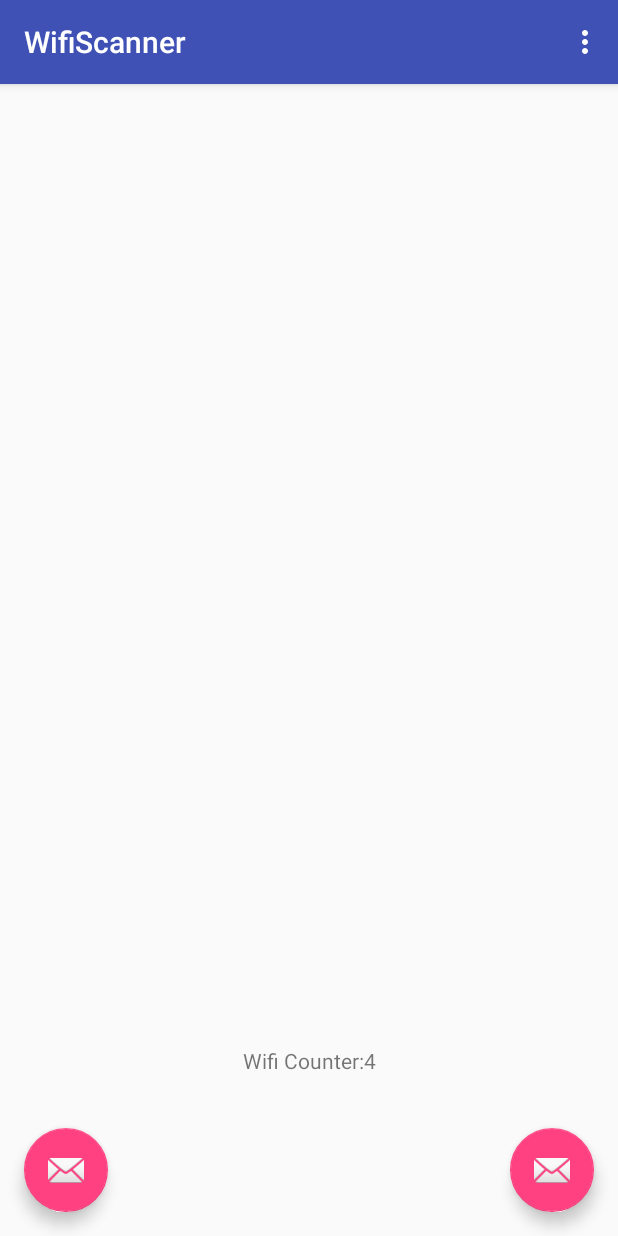
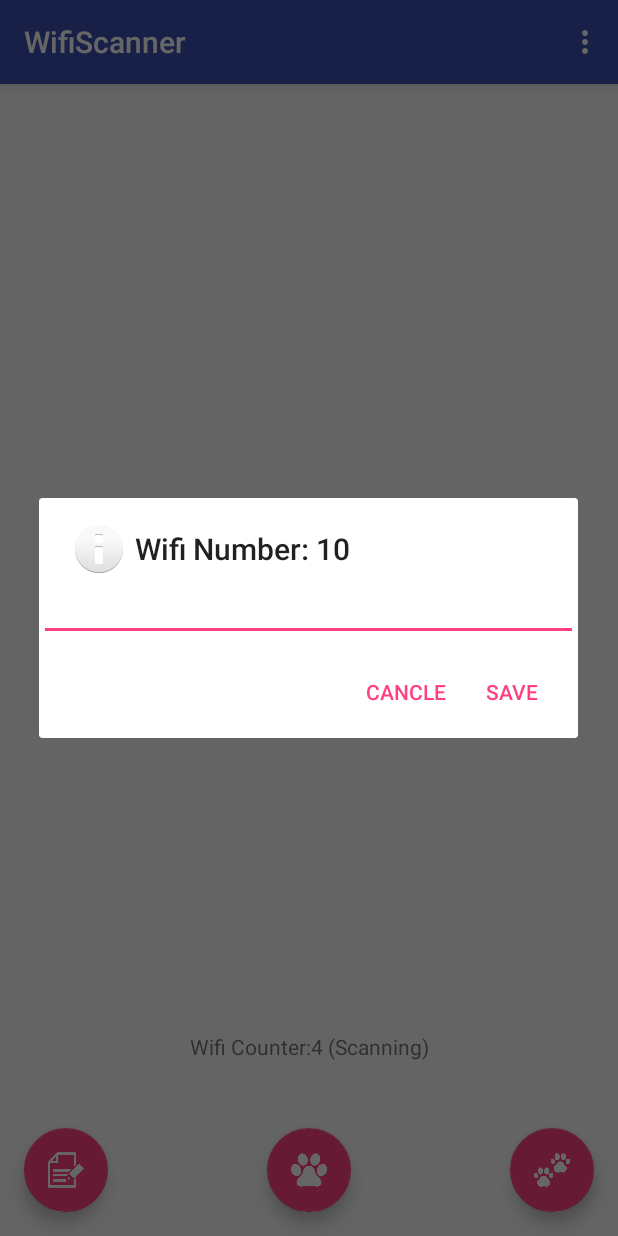
Before and after one commit to whitezhang/wifiScanner, an Android app: the screen it shows after launch (MainActivity), in the options menu, after a tap on "Settings", on a phone screen of 412 x 824 dp. Run offline under Robolectric (Android 15) with nearby library versions, the phone set to English and light mode, and no system bars; 1 statement that could not run was skipped.

Commit message:
release 1.0

```diff
--- a/app/src/main/AndroidManifest.xml
+++ b/app/src/main/AndroidManifest.xml
@@ -11,6 +11,7 @@
         <activity
             android:name=".MainActivity"
             android:label="@string/app_name"
+            android:icon="@drawable/app_logo"
             android:theme="@style/AppTheme.NoActionBar" >
             <intent-filter>
                 <action android:name="android.intent.action.MAIN" />
--- a/app/src/main/java/com/example/wyatt/myapplication/Config.java
+++ b/app/src/main/java/com/example/wyatt/myapplication/Config.java
@@ -4,9 +4,8 @@ package com.example.wyatt.myapplication;
  * Created by wyatt on 1/10/16.
  */
 public class Config {
-    public static final int WIFINUMBER = 10;
+    public static int WIFINUMBER = 10;
     public static final int STARTSCAN = 1;
     public static final int STOPSCAN = 2;
 
-    public static final int INVALIDATE = 3;
 }
--- a/app/src/main/java/com/example/wyatt/myapplication/MainActivity.java
+++ b/app/src/main/java/com/example/wyatt/myapplication/MainActivity.java
@@ -22,6 +22,7 @@ import android.widget.TextView;
 
 import java.io.FileOutputStream;
 import java.io.IOException;
+import java.util.ArrayList;
 import java.util.Calendar;
 import java.util.List;
 
@@ -33,27 +34,39 @@ public class MainActivity extends AppCompatActivity {
     private ListView wifiListView;
     private TextView infoTextView;
 
+    private ScanResultsAdapter scanResultsAdapter;
+    private List<ScanResult> scanResult;
+
     private Thread wifiThread;
     private volatile boolean isScanning;
     private int wifiResultsCounter = 0;
+
+    private ArrayList<List<ScanResult>> wifiList;
 
     public Handler mHandler = new Handler() {
         public void handleMessage(Message msg) {
             switch (msg.what) {
                 case Config.STARTSCAN:
+                    wifiList.add(scanResult);
+
                     wifiResultsCounter++;
                     infoTextView = infoTextView == null ? (TextView) findViewById(R.id.tv_counter) : infoTextView;
-                    infoTextView.setText("Wifi Counter:" + String.valueOf(wifiResultsCounter));
-                    Log.e("Handler", String.valueOf(wifiResultsCounter));
+                    infoTextView.setText("Wifi Counter:" + String.valueOf(wifiResultsCounter) + " (Scanning)");
                     if (wifiResultsCounter == Config.WIFINUMBER) {
                         stopThread();
-                        Snackbar.make(findViewById(R.id.fab_ss).getRootView(), "Scan finished. Number of wifi:" + String.valueOf(wifiResultsCounter), Snackbar.LENGTH_LONG)
-                                .setAction("Action", null).show();
+                        infoTextView.setText("Wifi Counter:" + String.valueOf(wifiResultsCounter) + " (Finished)");
+//                        Snackbar.make(findViewById(R.id.fab_ss).getRootView(), "Scan finished. Number of wifi:" + String.valueOf(wifiResultsCounter), Snackbar.LENGTH_LONG)
+//                                .setAction("Action", null).show();
                     }
-                    flushWifiList();
+                    scanResult = wifiScanner.scanNetworks();
+                    scanResultsAdapter = new ScanResultsAdapter(MainActivity.this, scanResult);
+                    wifiListView.setAdapter(scanResultsAdapter);
                     break;
+                case Config.STOPSCAN:
+                    stopThread();
+                    infoTextView = infoTextView == null ? (TextView) findViewById(R.id.tv_counter) : infoTextView;
+                    infoTextView.setText("Wifi Counter:" + String.valueOf(wifiResultsCounter) + " (Stopped)");
                 default:
-                    Log.e("default", "default");
                     break;
             }
             super.handleMessage(msg);
@@ -63,22 +76,15 @@ public class MainActivity extends AppCompatActivity {
     public void init() {
         wifiManager = (WifiManager) this.getSystemService(Context.WIFI_SERVICE);
         wifiScanner = new NetworkScanner(wifiManager);
-        isScanning = false;
+
+        wifiList = new ArrayList<>();
     }
 
     public void stopThread() {
-        Log.e("stop", "thread");
         isScanning = false;
         if (wifiThread != null) {
             wifiThread.interrupt();
         }
-    }
-
-    public void flushWifiList() {
-        wifiListView = wifiListView == null ? (ListView) findViewById(R.id.lv_wifi) : wifiListView;
-        List<ScanResult> res = wifiScanner.scanNetworks();
-        ScanResultsAdapter adapter = new ScanResultsAdapter(MainActivity.this, res);
-        wifiListView.setAdapter(adapter);
     }
 
     @Override
@@ -110,7 +116,14 @@ public class MainActivity extends AppCompatActivity {
                                     String foutName = String.format("%s%s%s_%s", year, month, day, apName);
 
                                     FileOutputStream fout = openFileOutput(foutName, MODE_APPEND);
-                                    fout.write("dd".getBytes());
+
+                                    for(List<ScanResult> results: wifiList) {
+                                        for(ScanResult r: results) {
+                                            String info = String.format("%s;%s;%s|", r.BSSID, r.SSID, r.level);
+                                            fout.write(info.getBytes());
+                                        }
+                                        fout.write("".getBytes());
+                                    }
                                     fout.flush();
                                     fout.close();
 
@@ -125,17 +138,30 @@ public class MainActivity extends AppCompatActivity {
             }
         });
 
+        FloatingActionButton seeButton = (FloatingActionButton) findViewById(R.id.fab_see);
+        seeButton.setOnClickListener(new View.OnClickListener() {
+            @Override
+            public void onClick(View v) {
+                infoTextView = infoTextView == null ? (TextView) findViewById(R.id.tv_counter) : infoTextView;
+                scanResult = wifiScanner.scanNetworks();
+                scanResultsAdapter = new ScanResultsAdapter(MainActivity.this, scanResult);
+                wifiListView.setAdapter(scanResultsAdapter);
+            }
+        });
+
         FloatingActionButton scanButton = (FloatingActionButton) findViewById(R.id.fab_ss);
         scanButton.setOnClickListener(new View.OnClickListener() {
             @Override
             public void onClick(View view) {
                 if (isScanning) {
-                    Snackbar.make(view, "Stop scan", Snackbar.LENGTH_LONG)
-                            .setAction("Action", null).show();
-                    stopThread();
+//                    Snackbar.make(view, "Stop scan", Snackbar.LENGTH_LONG)
+//                            .setAction("Action", null).show();
+                    Message msg = new Message();
+                    msg.what = Config.STOPSCAN;
+                    mHandler.sendMessage(msg);
                 } else {
-                    Snackbar.make(view, "Start scan", Snackbar.LENGTH_LONG)
-                            .setAction("Action", null).show();
+//                    Snackbar.make(view, "Start scan", Snackbar.LENGTH_LONG)
+//                            .setAction("Action", null).show();
                     wifiResultsCounter = 0;
                     isScanning = true;
                     wifiThread = new Thread() {
@@ -160,12 +186,12 @@ public class MainActivity extends AppCompatActivity {
         });
 
         infoTextView = (TextView) findViewById(R.id.tv_counter);
-        infoTextView.setText("Wifi Counter: 0");
+        infoTextView.setText("Wifi Counter: 0 (Stopped)");
 
         wifiListView = (ListView) findViewById(R.id.lv_wifi);
-        List<ScanResult> res = wifiScanner.scanNetworks();
-        ScanResultsAdapter adapter = new ScanResultsAdapter(MainActivity.this, res);
-        wifiListView.setAdapter(adapter);
+        scanResult = wifiScanner.scanNetworks();
+        scanResultsAdapter = new ScanResultsAdapter(MainActivity.this, scanResult);
+        wifiListView.setAdapter(scanResultsAdapter);
     }
 
     @Override
@@ -181,9 +207,27 @@ public class MainActivity extends AppCompatActivity {
         // automatically handle clicks on the Home/Up button, so long
         // as you specify a parent activity in AndroidManifest.xml.
         int id = item.getItemId();
-
+        final EditText myinput = new EditText(this);
         //noinspection SimplifiableIfStatement
         if (id == R.id.action_settings) {
+            new AlertDialog.Builder(this).setTitle("Wifi Number: "+Config.WIFINUMBER).setIcon(
+                    android.R.drawable.ic_dialog_info).setView(myinput)
+                    .setPositiveButton("Save",
+                            new DialogInterface.OnClickListener() {
+                                @Override
+                                public void onClick(DialogInterface dialog, int which) {
+                                    try {
+                                        Config.WIFINUMBER = Integer.parseInt(myinput.getText().toString());
+                                    } catch (Exception e) {
+                                        Snackbar.make(findViewById(R.id.fab_ss).getRootView(), "Failed to save", Snackbar.LENGTH_LONG)
+                                            .setAction("Action", null).show();
+                                        return;
+                                    }
+                                    Snackbar.make(findViewById(R.id.fab_ss).getRootView(), "Save successfully", Snackbar.LENGTH_LONG)
+                                            .setAction("Action", null).show();
+                                }
+                            })
+                    .setNegativeButton("Cancle", null).show();
             return true;
         }
 
--- a/app/src/main/java/com/example/wyatt/myapplication/ScanResultsAdapter.java
+++ b/app/src/main/java/com/example/wyatt/myapplication/ScanResultsAdapter.java
@@ -14,11 +14,15 @@ import java.util.List;
  * Created by wyatt on 1/10/16.
  */
 public class ScanResultsAdapter extends BaseAdapter {
-    private final Context context;
-    private final List<ScanResult> results;
+    private Context context;
+    private List<ScanResult> results;
 
     public ScanResultsAdapter(Context context, List<ScanResult> results) {
         this.context = context;
+        this.results = results;
+    }
+
+    public void setScanResult(List<ScanResult> results) {
         this.results = results;
     }
 
@@ -43,14 +47,12 @@ public class ScanResultsAdapter extends BaseAdapter {
         }
 
         TextView txtSSID = (TextView)convertView.findViewById(R.id.txtSSID);
-        TextView txtBSSID = (TextView)convertView.findViewById(R.id.txtBSSID);
+        TextView txtMSG = (TextView)convertView.findViewById(R.id.txtMsg);
         TextView txtLevel = (TextView)convertView.findViewById(R.id.txtLevel);
 
         txtSSID.setText("ssid:" + result.SSID);
-        txtBSSID.setText("msc:" + result.BSSID);
+        txtMSG.setText("Msg:" + result.BSSID);
         txtLevel.setText("sigLevel:" + Integer.toString(result.level));
-
-        TrendView trendView = (TrendView)convertView.findViewById(R.id.trends);
 
         return convertView;
     }
--- a/app/src/main/res/layout/activity_main.xml
+++ b/app/src/main/res/layout/activity_main.xml
@@ -17,14 +17,19 @@
 
     <include layout="@layout/content_main" />
 
+    <android.support.design.widget.FloatingActionButton android:id="@+id/fab_save"
+        android:layout_width="wrap_content" android:layout_height="wrap_content"
+        android:layout_gravity="bottom|start" android:layout_margin="@dimen/fab_margin"
+        android:src="@drawable/save_logo" />
+
+    <android.support.design.widget.FloatingActionButton android:id="@+id/fab_see"
+        android:layout_width="wrap_content" android:layout_height="wrap_content"
+        android:layout_gravity="bottom|center" android:layout_margin="@dimen/fab_margin"
+        android:src="@drawable/see_logo" />
+
     <android.support.design.widget.FloatingActionButton android:id="@+id/fab_ss"
         android:layout_width="wrap_content" android:layout_height="wrap_content"
         android:layout_gravity="bottom|end" android:layout_margin="@dimen/fab_margin"
-        android:src="@android:drawable/ic_dialog_email" />
-
-    <android.support.design.widget.FloatingActionButton android:id="@+id/fab_save"
-        android:layout_width="wrap_content" android:layout_height="wrap_content"
-        android:layout_gravity="bottom|start" android:layout_margin="@dimen/fab_margin"
-        android:src="@android:drawable/ic_dialog_email" />
+        android:src="@drawable/scan_logo" />
 
 </android.support.design.widget.CoordinatorLayout>
--- a/app/src/main/res/layout/content_main.xml
+++ b/app/src/main/res/layout/content_main.xml
@@ -20,7 +20,7 @@
         android:id="@+id/tv_counter"
         android:layout_weight="1"
         android:layout_marginTop="10dp"
-        android:layout_marginBottom="40dp"
+        android:layout_marginBottom="50dp"
         android:gravity="center"
         android:layout_width="match_parent"
         android:layout_height="40dp" />
```
Also changed, not shown: app/src/main/java/com/example/wyatt/myapplication/TrendView.java (deleted, +0 -98 lines), app/src/main/res/layout/network_list_row.xml (+1 -6 lines), app/src/main/res/drawable/app_logo.png (added), app/src/main/res/drawable/save_logo.png (added), app/src/main/res/drawable/scan_logo.png (added), app/src/main/res/drawable/see_logo.png (added), 1 other file.
